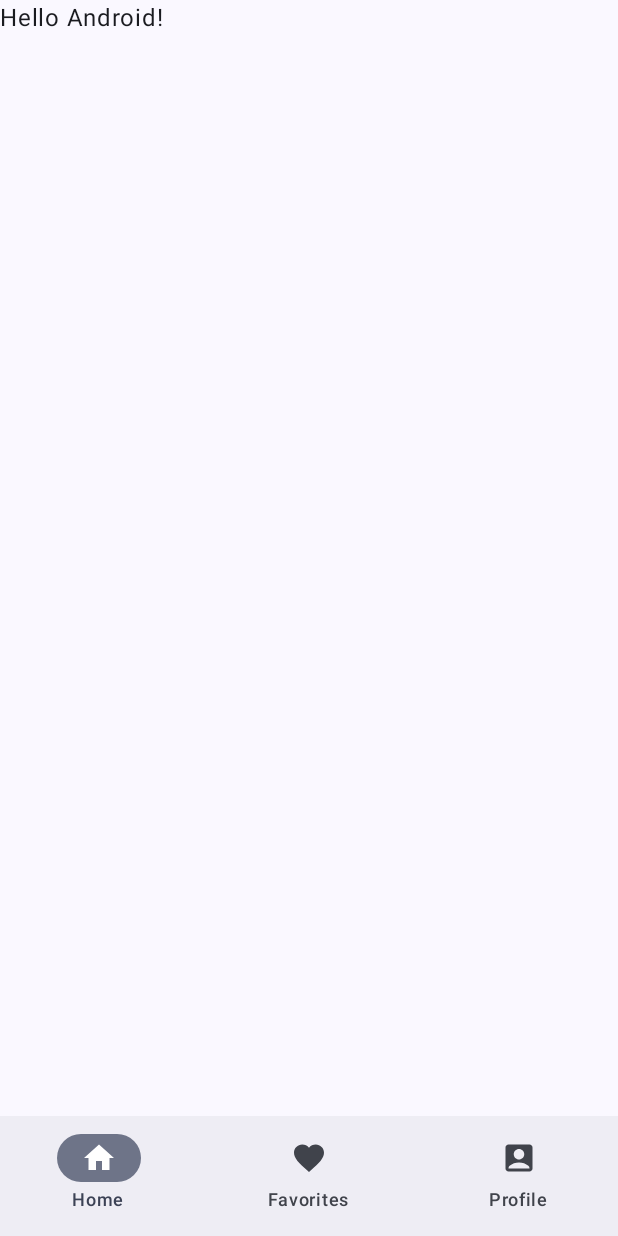
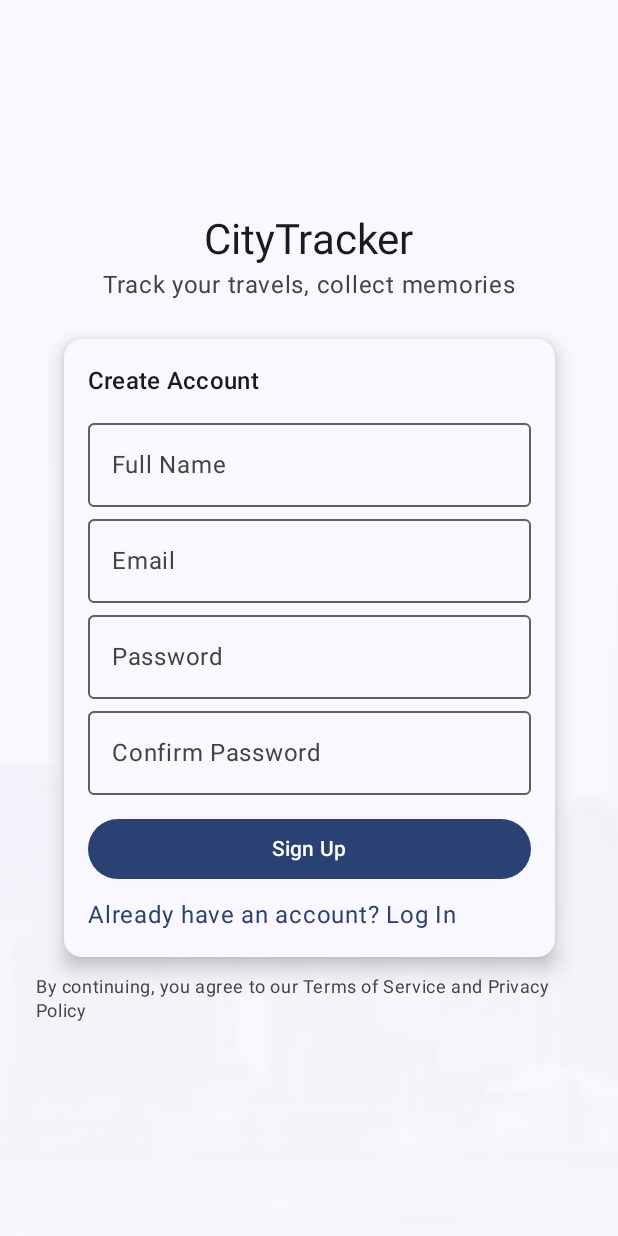
Before and after one commit to PaulS3rb/LocationApp, an Android app built with Jetpack Compose: the screen it shows after launch (MainActivity), on a phone screen of 412 x 824 dp. Run offline under Robolectric (Android 15) with nearby library versions, the phone set to English and light mode, and no system bars.

Commit message:
Added Auth UI

```diff
--- a/app/build.gradle.kts
+++ b/app/build.gradle.kts
@@ -51,6 +51,11 @@ dependencies {
     implementation(libs.androidx.compose.ui.tooling.preview)
     implementation(libs.androidx.compose.material3)
     implementation(libs.androidx.compose.material3.adaptive.navigation.suite)
+
+    implementation(libs.androidx.lifecycle.viewmodel.compose)
+    implementation(libs.androidx.navigation.compose)
+    implementation(libs.kotlinx.coroutines.android)
+
     testImplementation(libs.junit)
     androidTestImplementation(libs.androidx.junit)
     androidTestImplementation(libs.androidx.espresso.core)
--- a/app/src/main/java/com/example/locationapp/MainActivity.kt
+++ b/app/src/main/java/com/example/locationapp/MainActivity.kt
@@ -5,24 +5,17 @@ import androidx.activity.ComponentActivity
 import androidx.activity.compose.setContent
 import androidx.activity.enableEdgeToEdge
 import androidx.compose.foundation.layout.fillMaxSize
-import androidx.compose.foundation.layout.padding
-import androidx.compose.material.icons.Icons
-import androidx.compose.material.icons.filled.AccountBox
-import androidx.compose.material.icons.filled.Favorite
-import androidx.compose.material.icons.filled.Home
-import androidx.compose.material3.Icon
-import androidx.compose.material3.Scaffold
-import androidx.compose.material3.Text
-import androidx.compose.material3.adaptive.navigationsuite.NavigationSuiteScaffold
+import androidx.compose.material3.Surface
+import androidx.compose.material3.MaterialTheme
 import androidx.compose.runtime.Composable
-import androidx.compose.runtime.getValue
-import androidx.compose.runtime.mutableStateOf
-import androidx.compose.runtime.saveable.rememberSaveable
-import androidx.compose.runtime.setValue
 import androidx.compose.ui.Modifier
-import androidx.compose.ui.graphics.vector.ImageVector
-import androidx.compose.ui.tooling.preview.Preview
-import androidx.compose.ui.tooling.preview.PreviewScreenSizes
+import androidx.lifecycle.viewmodel.compose.viewModel
+import androidx.navigation.compose.NavHost
+import androidx.navigation.compose.composable
+import androidx.navigation.compose.rememberNavController
+import com.example.locationapp.auth.AuthScreen
+import com.example.locationapp.auth.AuthViewModel
+import com.example.locationapp.home.HomeScreen
 import com.example.locationapp.ui.theme.LocationAppTheme
 
 class MainActivity : ComponentActivity() {
@@ -31,64 +24,45 @@ class MainActivity : ComponentActivity() {
         enableEdgeToEdge()
         setContent {
             LocationAppTheme {
-                LocationAppApp()
+                Surface(
+                    modifier = Modifier.fillMaxSize(),
+                    color = MaterialTheme.colorScheme.background
+                ) {
+                    LocationAppNavigation()
+                }
             }
         }
     }
 }
 
-@PreviewScreenSizes
 @Composable
-fun LocationAppApp() {
-    var currentDestination by rememberSaveable { mutableStateOf(AppDestinations.HOME) }
+fun LocationAppNavigation() {
+    val navController = rememberNavController()
 
-    NavigationSuiteScaffold(
-        navigationSuiteItems = {
-            AppDestinations.entries.forEach {
-                item(
-                    icon = {
-                        Icon(
-                            it.icon,
-                            contentDescription = it.label
-                        )
-                    },
-                    label = { Text(it.label) },
-                    selected = it == currentDestination,
-                    onClick = { currentDestination = it }
-                )
-            }
+    NavHost(
+        navController = navController,
+        startDestination = "auth"
+    ) {
+        composable("auth") {
+            val viewModel: AuthViewModel = viewModel()
+            AuthScreen(
+                viewModel = viewModel,
+                onAuthSuccess = {
+                    navController.navigate("home") {
+                        popUpTo("auth") { inclusive = true }
+                    }
+                }
+            )
         }
-    ) {
-        Scaffold(modifier = Modifier.fillMaxSize()) { innerPadding ->
-            Greeting(
-                name = "Android",
-                modifier = Modifier.padding(innerPadding)
+
+        composable("home") {
+            HomeScreen(
+                onLogout = {
+                    navController.navigate("auth") {
+                        popUpTo("home") { inclusive = true }
+                    }
+                }
             )
         }
     }
 }
-
-enum class AppDestinations(
-    val label: String,
-    val icon: ImageVector,
-) {
-    HOME("Home", Icons.Default.Home),
-    FAVORITES("Favorites", Icons.Default.Favorite),
-    PROFILE("Profile", Icons.Default.AccountBox),
-}
-
-@Composable
-fun Greeting(name: String, modifier: Modifier = Modifier) {
-    Text(
-        text = "Hello $name!",
-        modifier = modifier
-    )
-}
-
-@Preview(showBackground = true)
-@Composable
-fun GreetingPreview() {
-    LocationAppTheme {
-        Greeting("Android")
-    }
-}
--- /dev/null
+++ b/app/src/main/java/com/example/locationapp/auth/AuthScreen.kt
@@ -0,0 +1,194 @@
+package com.example.locationapp.auth
+
+import androidx.compose.foundation.Image
+import androidx.compose.foundation.background
+import androidx.compose.foundation.clickable
+import androidx.compose.foundation.layout.*
+import androidx.compose.foundation.text.KeyboardOptions
+import androidx.compose.material3.*
+import androidx.compose.runtime.*
+import androidx.compose.ui.Alignment
+import androidx.compose.ui.Modifier
+import androidx.compose.ui.graphics.Brush
+import androidx.compose.ui.layout.ContentScale
+import androidx.compose.ui.res.painterResource
+import androidx.compose.ui.text.input.KeyboardType
+import androidx.compose.ui.text.input.PasswordVisualTransformation
+import androidx.compose.ui.unit.dp
+import com.example.locationapp.R
+
+@Composable
+fun AuthScreen(viewModel: AuthViewModel, onAuthSuccess: () -> Unit) {
+    val view by viewModel.currentView.collectAsState()
+
+    Box(modifier = Modifier.fillMaxSize()) {
+        // Background
+        Image(
+            painter = painterResource(R.drawable.city_skyline),
+            contentDescription = "City skyline",
+            modifier = Modifier.fillMaxSize(),
+            contentScale = ContentScale.Crop,
+            alpha = 0.2f
+        )
+
+        // Gradient overlay
+        Box(
+            modifier = Modifier
+                .fillMaxSize()
+                .background(
+                    Brush.verticalGradient(
+                        listOf(
+                            MaterialTheme.colorScheme.background.copy(alpha = 0.8f),
+                            MaterialTheme.colorScheme.background.copy(alpha = 0.9f)
+                        )
+                    )
+                )
+        )
+
+        // Main content
+        Column(
+            modifier = Modifier
+                .fillMaxSize()
+                .padding(24.dp),
+            verticalArrangement = Arrangement.Center,
+            horizontalAlignment = Alignment.CenterHorizontally
+        ) {
+            Text("CityTracker", style = MaterialTheme.typography.headlineMedium)
+            Text(
+                "Track your travels, collect memories",
+                color = MaterialTheme.colorScheme.onSurfaceVariant
+            )
+            Spacer(Modifier.height(24.dp))
+
+            Card(
+                modifier = Modifier.fillMaxWidth(0.9f),
+                elevation = CardDefaults.cardElevation(8.dp),
+                colors = CardDefaults.cardColors(containerColor = MaterialTheme.colorScheme.surface)
+            ) {
+                when (view) {
+                    AuthViewModel.AuthView.SIGNUP -> SignupForm(viewModel)
+                    AuthViewModel.AuthView.LOGIN -> LoginForm(viewModel)
+                }
+            }
+
+            Spacer(Modifier.height(12.dp))
+            Text(
+                "By continuing, you agree to our Terms of Service and Privacy Policy",
+                color = MaterialTheme.colorScheme.onSurfaceVariant,
+                style = MaterialTheme.typography.bodySmall
+            )
+        }
+    }
+}
+
+@Composable
+fun SignupForm(viewModel: AuthViewModel) {
+    val name by viewModel.signupName.collectAsState()
+    val email by viewModel.signupEmail.collectAsState()
+    val password by viewModel.signupPassword.collectAsState()
+    val confirmPassword by viewModel.signupConfirmPassword.collectAsState()
+
+    Column(Modifier.padding(16.dp)) {
+        Text("Create Account", style = MaterialTheme.typography.titleMedium)
+        Spacer(Modifier.height(8.dp))
+
+        OutlinedTextField(
+            value = name,
+            onValueChange = { viewModel.signupName.value = it },
+            label = { Text("Full Name") },
+            modifier = Modifier.fillMaxWidth()
+        )
+
+        OutlinedTextField(
+            value = email,
+            onValueChange = { viewModel.signupEmail.value = it },
+            label = { Text("Email") },
+            keyboardOptions = KeyboardOptions(keyboardType = KeyboardType.Email),
+            modifier = Modifier.fillMaxWidth()
+        )
+
+        OutlinedTextField(
+            value = password,
+            onValueChange = { viewModel.signupPassword.value = it },
+            label = { Text("Password") },
+            visualTransformation = PasswordVisualTransformation(),
+            modifier = Modifier.fillMaxWidth()
+        )
+
+        OutlinedTextField(
+            value = confirmPassword,
+            onValueChange = { viewModel.signupConfirmPassword.value = it },
+            label = { Text("Confirm Password") },
+            visualTransformation = PasswordVisualTransformation(),
+            modifier = Modifier.fillMaxWidth()
+        )
+
+        Spacer(Modifier.height(12.dp))
+        Button(
+            onClick = { viewModel.handleSignup() },
+            modifier = Modifier.fillMaxWidth()
+        ) {
+            Text("Sign Up")
+        }
+
+        Spacer(Modifier.height(8.dp))
+        Text(
+            "Already have an account? Log In",
+            color = MaterialTheme.colorScheme.primary,
+            modifier = Modifier.clickable {
+                viewModel.switchView(AuthViewModel.AuthView.LOGIN)
+            }
+        )
+    }
+}
+
+@Composable
+fun LoginForm(viewModel: AuthViewModel) {
+    val email by viewModel.loginEmail.collectAsState()
+    val password by viewModel.loginPassword.collectAsState()
+
+    Column(Modifier.padding(16.dp)) {
+        Text("Welcome Back", style = MaterialTheme.typography.titleMedium)
+        Spacer(Modifier.height(8.dp))
+
+        OutlinedTextField(
+            value = email,
+            onValueChange = { viewModel.loginEmail.value = it },
+            label = { Text("Email") },
+            keyboardOptions = KeyboardOptions(keyboardType = KeyboardType.Email),
+            modifier = Modifier.fillMaxWidth()
+        )
+
+        OutlinedTextField(
+            value = password,
+            onValueChange = { viewModel.loginPassword.value = it },
+            label = { Text("Password") },
+            visualTransformation = PasswordVisualTransformation(),
+            modifier = Modifier.fillMaxWidth()
+        )
+
+        Spacer(Modifier.height(12.dp))
+        Text(
+            "Forgot Password?",
+            color = MaterialTheme.colorScheme.primary,
+            modifier = Modifier.align(Alignment.End)
+        )
+
+        Spacer(Modifier.height(12.dp))
+        Button(
+            onClick = { viewModel.handleLogin() },
+            modifier = Modifier.fillMaxWidth()
+        ) {
+            Text("Log In")
+        }
+
+        Spacer(Modifier.height(8.dp))
+        Text(
+            "Don't have an account? Sign Up",
+            color = MaterialTheme.colorScheme.primary,
+            modifier = Modifier.clickable {
+                viewModel.switchView(AuthViewModel.AuthView.SIGNUP)
+            }
+        )
+    }
+}
--- /dev/null
+++ b/app/src/main/java/com/example/locationapp/auth/AuthViewModel.kt
@@ -0,0 +1,34 @@
+package com.example.locationapp.auth
+
+import androidx.lifecycle.ViewModel
+import kotlinx.coroutines.flow.MutableStateFlow
+import kotlinx.coroutines.flow.asStateFlow
+
+class AuthViewModel : ViewModel() {
+
+    enum class AuthView { SIGNUP, LOGIN }
+
+    private val _currentView = MutableStateFlow(AuthView.SIGNUP)
+    val currentView = _currentView.asStateFlow()
+
+    val loginEmail = MutableStateFlow("")
+    val loginPassword = MutableStateFlow("")
+    val signupName = MutableStateFlow("")
+    val signupEmail = MutableStateFlow("")
+    val signupPassword = MutableStateFlow("")
+    val signupConfirmPassword = MutableStateFlow("")
+
+    fun switchView(view: AuthView) {
+        _currentView.value = view
+    }
+
+    fun handleLogin() {
+        // TODO: implement your login logic (e.g., SQLite or Firebase)
+        println("Login: ${loginEmail.value}, ${loginPassword.value}")
+    }
+
+    fun handleSignup() {
+        // TODO: implement your signup logic
+        println("Signup: ${signupName.value}, ${signupEmail.value}")
+    }
+}
--- /dev/null
+++ b/app/src/main/java/com/example/locationapp/home/HomeViewModel.kt
@@ -0,0 +1,4 @@
+package com.example.locationapp.home
+
+class HomeViewModel {
+}
--- a/gradle/libs.versions.toml
+++ b/gradle/libs.versions.toml
@@ -5,12 +5,17 @@ coreKtx = "1.10.1"
 junit = "4.13.2"
 junitVersion = "1.1.5"
 espressoCore = "3.5.1"
+kotlinxCoroutinesAndroid = "1.10.2"
 lifecycleRuntimeKtx = "2.6.1"
 activityCompose = "1.8.0"
 composeBom = "2024.09.00"
+lifecycleViewmodelCompose = "2.9.4"
+navigationCompose = "2.9.5"
 
 [libraries]
 androidx-core-ktx = { group = "androidx.core", name = "core-ktx", version.ref = "coreKtx" }
+androidx-lifecycle-viewmodel-compose = { module = "androidx.lifecycle:lifecycle-viewmodel-compose", version.ref = "lifecycleViewmodelCompose" }
+androidx-navigation-compose = { module = "androidx.navigation:navigation-compose", version.ref = "navigationCompose" }
 junit = { group = "junit", name = "junit", version.ref = "junit" }
 androidx-junit = { group = "androidx.test.ext", name = "junit", version.ref = "junitVersion" }
 androidx-espresso-core = { group = "androidx.test.espresso", name = "espresso-core", version.ref = "espressoCore" }
@@ -25,6 +30,7 @@ androidx-compose-ui-test-manifest = { group = "androidx.compose.ui", name = "ui-
 androidx-compose-ui-test-junit4 = { group = "androidx.compose.ui", name = "ui-test-junit4" }
 androidx-compose-material3 = { group = "androidx.compose.material3", name = "material3" }
 androidx-compose-material3-adaptive-navigation-suite = { group = "androidx.compose.material3", name = "material3-adaptive-navigation-suite" }
+kotlinx-coroutines-android = { module = "org.jetbrains.kotlinx:kotlinx-coroutines-android", version.ref = "kotlinxCoroutinesAndroid" }
 
 [plugins]
 android-application = { id = "com.android.application", version.ref = "agp" }
```
Also changed, not shown: app/src/main/java/com/example/locationapp/home/HomeScreen.kt (added, +7 -0 lines), app/src/main/res/drawable/city_skyline.jpg (added).
